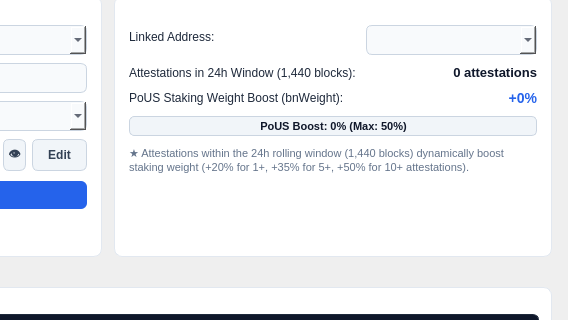
quavence/quavence-node, file src/qt/forms/aiworkerpage.ui: the form before one commit; both pictures show x 352 to 920 and y 105 to 425 of the 920 by 640 pixel window.
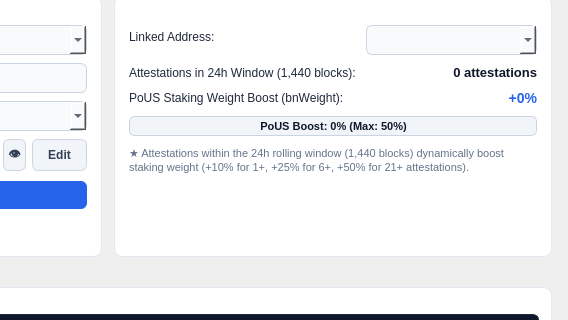
The form after the commit.

Commit message: fix(qt): update PoUS boost tier label in ui file

```diff
--- a/src/qt/forms/aiworkerpage.ui
+++ b/src/qt/forms/aiworkerpage.ui
@@ -516,7 +516,7 @@
            <string notr="true">color: #64748b; font-size: 11px; line-height: 1.4;</string>
           </property>
           <property name="text">
-           <string>★ Attestations within the 24h rolling window (1,440 blocks) dynamically boost staking weight (+20% for 1+, +35% for 5+, +50% for 10+ attestations).</string>
+           <string>★ Attestations within the 24h rolling window (1,440 blocks) dynamically boost staking weight (+10% for 1+, +25% for 6+, +50% for 21+ attestations).</string>
           </property>
           <property name="wordWrap">
            <bool>true</bool>
```
